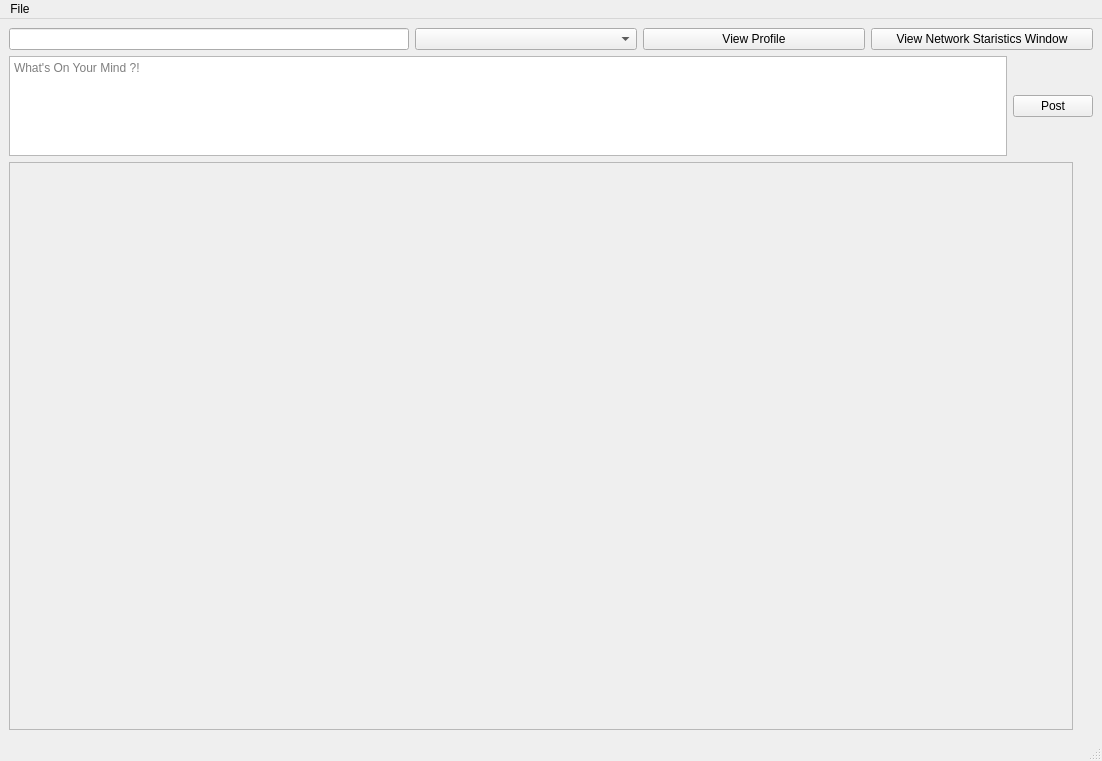
Above: src/qt/forms/homepage.ui from HTHcoin/helpthehomelesscoin before the change. Below: the same form after it.
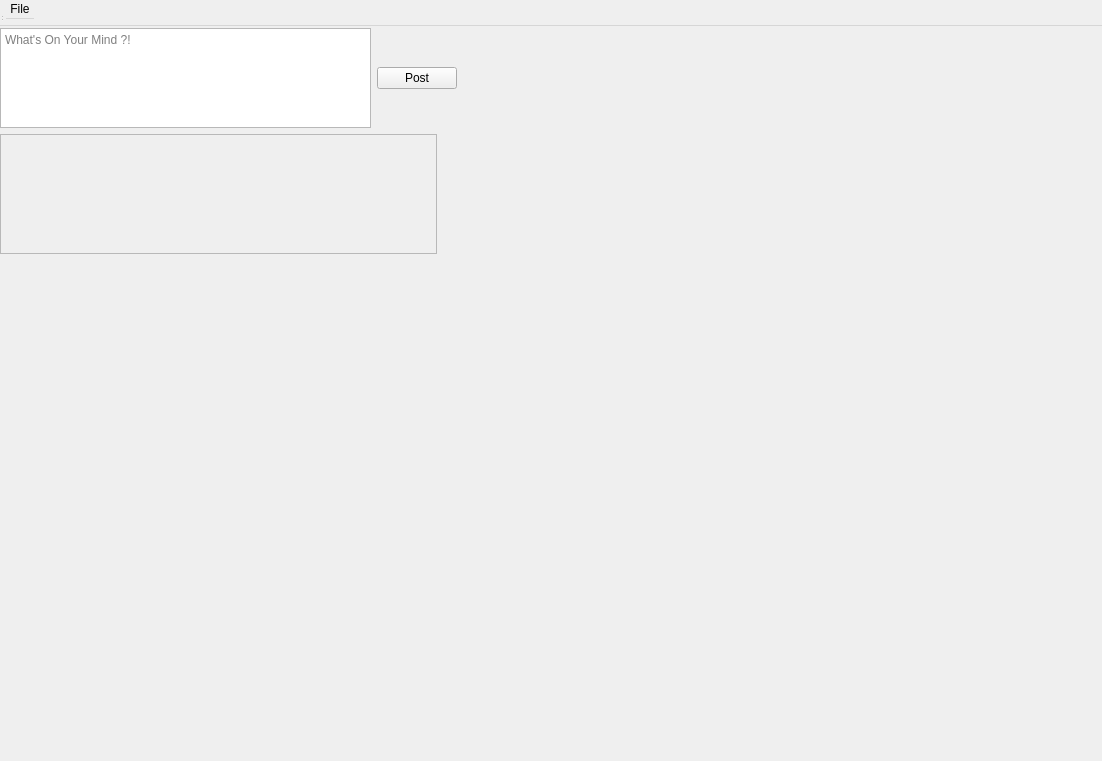
That is the form after the change.

```diff
--- a/src/qt/forms/homepage.ui
+++ b/src/qt/forms/homepage.ui
@@ -1,7 +1,7 @@
 <?xml version="1.0" encoding="UTF-8"?>
 <ui version="4.0">
  <class>HomePage</class>
- <widget class="QMainWindow" name="HomePage">
+ <widget class="QWidget" name="HomePage">
   <property name="geometry">
    <rect>
     <x>0</x>
```
